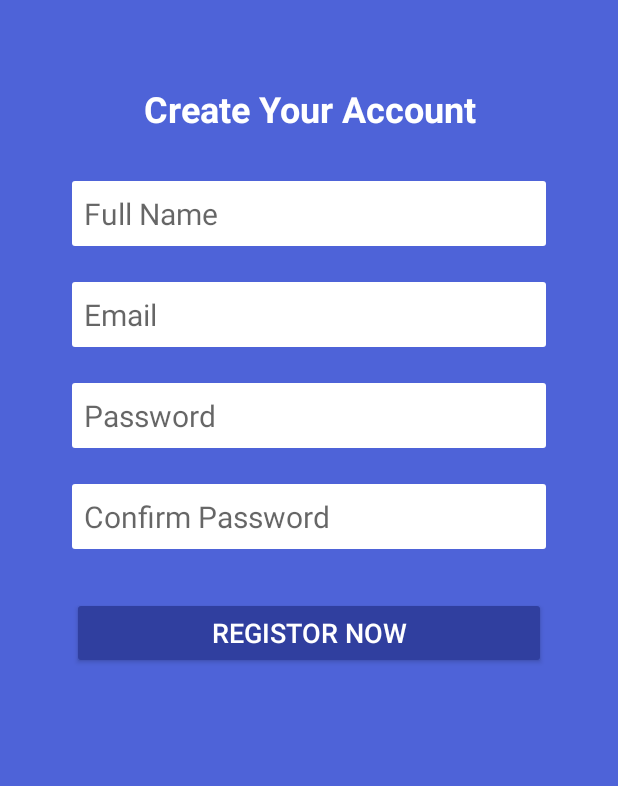
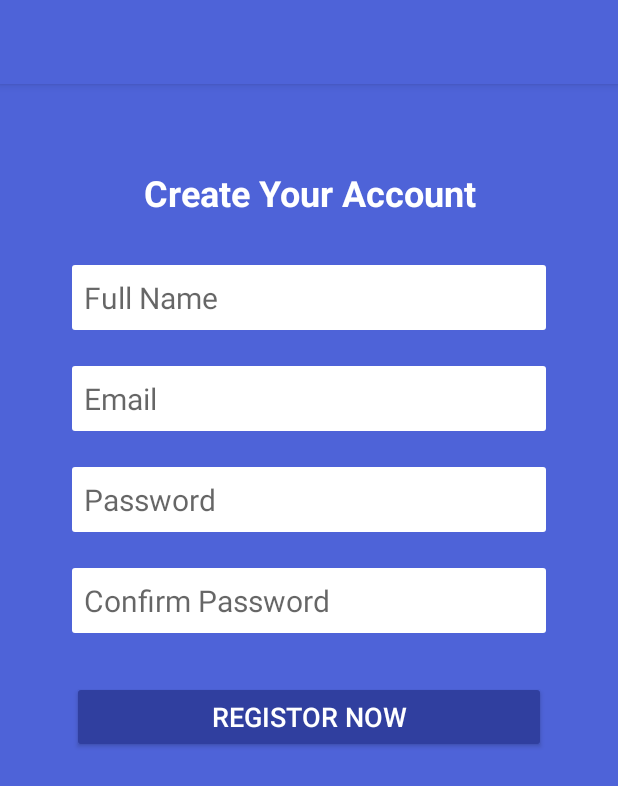
Before and after one commit to hzhang428/QuarterAcre, an Android app: the layout activity_signup.xml on its own in the app's theme, with its tools: preview values and no code run, on a phone screen of 412 x 824 dp. Shown: the top 786 px of the screen. Run offline under Robolectric (Android 15) with nearby library versions, the phone set to English and light mode, and no system bars.

Commit message:
tool bar removed from login activity and added to signup activity

```diff
--- a/app/src/main/java/com/example/haozhang/quarteracre/LoginActivity.java
+++ b/app/src/main/java/com/example/haozhang/quarteracre/LoginActivity.java
@@ -7,6 +7,7 @@ import android.support.v7.app.AppCompatActivity;
 import android.text.TextUtils;
 import android.view.View;
 import android.widget.Button;
+import android.widget.ProgressBar;
 import android.widget.TextView;
 import android.widget.Toast;
 
@@ -25,6 +26,7 @@ import butterknife.ButterKnife;
 
 public class LoginActivity extends AppCompatActivity {
 
+    @BindView(R.id.login_progress_bar) ProgressBar progressBar;
     @BindView(R.id.login_email) TextView inputEmail;
     @BindView(R.id.login_password) TextView inputPassword;
     @BindView(R.id.signUp_link) TextView signUpLink;
@@ -71,10 +73,13 @@ public class LoginActivity extends AppCompatActivity {
                     return;
                 }
 
+                progressBar.setVisibility(View.VISIBLE);
+
                 auth.signInWithEmailAndPassword(email, password).
                         addOnCompleteListener(LoginActivity.this, new OnCompleteListener<AuthResult>() {
                     @Override
                     public void onComplete(@NonNull Task<AuthResult> task) {
+                        progressBar.setVisibility(View.GONE);
                         if (!task.isSuccessful()) {
                             inputPassword.setError("Password Incorrect");
                         } else {
--- a/app/src/main/res/layout/activity_signup.xml
+++ b/app/src/main/res/layout/activity_signup.xml
@@ -1,12 +1,20 @@
 <?xml version="1.0" encoding="utf-8"?>
+<RelativeLayout
+    xmlns:android="http://schemas.android.com/apk/res/android"
+    android:layout_width="match_parent"
+    android:layout_height="match_parent"
+    android:orientation="vertical">
+
+    <include layout="@layout/toolbar" />
 
     <LinearLayout
-    xmlns:android="http://schemas.android.com/apk/res/android"
+        android:id="@+id/signUp_form"
         android:layout_width="match_parent"
         android:layout_height="match_parent"
         android:padding="@dimen/space_xlarge"
         android:layout_gravity="center"
         android:orientation="vertical"
+        android:layout_below="@+id/toolbar"
         android:background="@color/colorPrimary">
 
         <TextView
@@ -64,4 +72,14 @@
             android:text="@string/signUp_button"
             android:theme="@style/AppTheme.Button" />
 
+        <ProgressBar
+            android:id="@+id/signUp_progress_bar"
+            android:layout_width="wrap_content"
+            android:layout_height="wrap_content"
+            android:layout_gravity="center"
+            android:layout_marginTop="@dimen/space_large"
+            android:visibility="gone"/>
+
     </LinearLayout>
+
+</RelativeLayout>
--- /dev/null
+++ b/app/src/main/res/layout/toolbar.xml
@@ -0,0 +1,13 @@
+<?xml version="1.0" encoding="utf-8"?>
+<android.support.v7.widget.Toolbar
+    xmlns:android="http://schemas.android.com/apk/res/android"
+    xmlns:app="http://schemas.android.com/apk/res-auto"
+    android:id="@+id/toolbar"
+    android:layout_width="match_parent"
+    android:layout_height="wrap_content"
+    android:minHeight="?attr/actionBarSize"
+    android:background="@color/colorPrimary"
+    android:fitsSystemWindows="true"
+    android:elevation="@dimen/toolbar_elevation"
+    app:theme="@style/ThemeOverlay.AppCompat.Dark.ActionBar"
+    app:popupTheme="@style/ThemeOverlay.AppCompat.Light"/>
--- a/app/src/main/res/values/dimen.xml
+++ b/app/src/main/res/values/dimen.xml
@@ -12,10 +12,11 @@
     <dimen name="textBox_text_size">20sp</dimen>
     <dimen name="textView_text_size">24sp</dimen>
 
-    <dimen name="icon_size">108dp</dimen>
+    <dimen name="icon_size">144dp</dimen>
 
     <dimen name="text_input_radius">2dp</dimen>
 
     <dimen name="progress_bar_height">2dp</dimen>
+    <dimen name="toolbar_elevation">4dp</dimen>
 
 </resources>
--- a/app/src/main/res/values/styles.xml
+++ b/app/src/main/res/values/styles.xml
@@ -1,7 +1,7 @@
 <resources>
 
     <!-- Base application theme. -->
-    <style name="AppTheme" parent="Theme.AppCompat.Light.DarkActionBar">
+    <style name="AppTheme" parent="Theme.AppCompat.Light.NoActionBar">
         <!-- Customize your theme here. -->
         <item name="colorPrimary">@color/colorPrimary</item>
         <item name="colorPrimaryDark">@color/colorPrimaryDark</item>
```
Also changed, not shown: app/src/main/java/com/example/haozhang/quarteracre/SignUpActivity.java (+10 -4 lines), app/src/main/res/layout/activity_login.xml (+12 -0 lines). Lines whose indentation alone changed are shown as unchanged.
